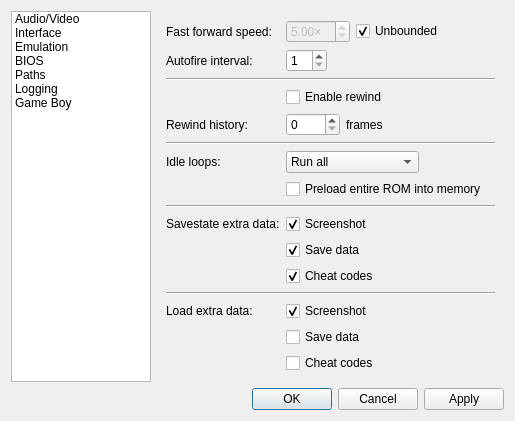
Before: the Qt Designer form Libretro/mgba/src/platform/qt/SettingsView.ui in kiddreads/Avalon-copy2, drawn with Qt 5.
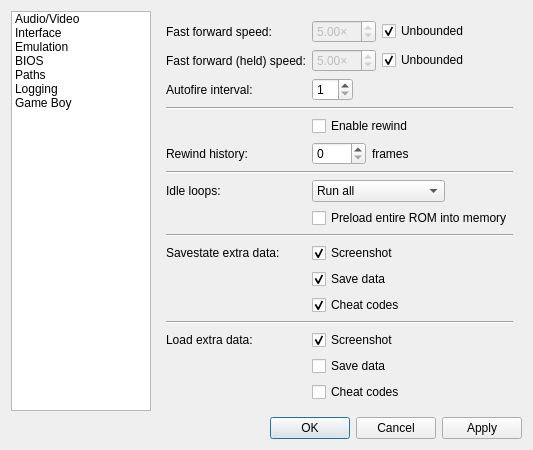
After: the same form once the commit is applied. The open tabs and pages were chosen to show the change.

Commit message: Tools: Allow for separate fast forward ratios for held/toggled speedup

The edit to the form file:
```diff
--- a/Libretro/mgba/src/platform/qt/SettingsView.ui
+++ b/Libretro/mgba/src/platform/qt/SettingsView.ui
@@ -658,13 +658,56 @@
         </layout>
        </item>
        <item row="1" column="0">
+        <widget class="QLabel" name="label_181">
+         <property name="text">
+          <string>Fast forward (held) speed:</string>
+         </property>
+        </widget>
+       </item>
+       <item row="1" column="1">
+        <layout class="QHBoxLayout" name="horizontalLayout_51">
+         <item>
+          <widget class="QDoubleSpinBox" name="fastForwardHeldRatio">
+           <property name="enabled">
+            <bool>false</bool>
+           </property>
+           <property name="suffix">
+            <string>×</string>
+           </property>
+           <property name="minimum">
+            <double>0.010000000000000</double>
+           </property>
+           <property name="maximum">
+            <double>20.000000000000000</double>
+           </property>
+           <property name="singleStep">
+            <double>0.500000000000000</double>
+           </property>
+           <property name="value">
+            <double>5.000000000000000</double>
+           </property>
+          </widget>
+         </item>
+         <item>
+          <widget class="QCheckBox" name="fastForwardHeldUnbounded">
+           <property name="text">
+            <string>Unbounded</string>
+           </property>
+           <property name="checked">
+            <bool>true</bool>
+           </property>
+          </widget>
+         </item>
+        </layout>
+       </item>
+       <item row="2" column="0">
         <widget class="QLabel" name="label_31">
          <property name="text">
           <string>Autofire interval:</string>
          </property>
         </widget>
        </item>
-       <item row="1" column="1">
+       <item row="2" column="1">
         <widget class="QSpinBox" name="autofireThreshold">
          <property name="minimum">
           <number>1</number>
@@ -674,28 +717,28 @@
          </property>
         </widget>
        </item>
-       <item row="2" column="0" colspan="2">
+       <item row="3" column="0" colspan="2">
         <widget class="Line" name="line">
          <property name="orientation">
           <enum>Qt::Horizontal</enum>
          </property>
         </widget>
        </item>
-       <item row="3" column="1">
+       <item row="4" column="1">
         <widget class="QCheckBox" name="rewind">
          <property name="text">
           <string>Enable rewind</string>
          </property>
         </widget>
        </item>
-       <item row="4" column="0">
+       <item row="5" column="0">
         <widget class="QLabel" name="label_8">
          <property name="text">
           <string>Rewind history:</string>
          </property>
         </widget>
        </item>
-       <item row="4" column="1">
+       <item row="5" column="1">
         <layout class="QHBoxLayout" name="horizontalLayout_13">
          <item>
           <widget class="QSpinBox" name="rewindCapacity">
@@ -713,21 +756,21 @@
          </item>
         </layout>
        </item>
-       <item row="5" column="0" colspan="2">
+       <item row="6" column="0" colspan="2">
         <widget class="Line" name="line_3">
          <property name="orientation">
           <enum>Qt::Horizontal</enum>
          </property>
         </widget>
        </item>
-       <item row="6" column="0">
+       <item row="7" column="0">
         <widget class="QLabel" name="label_15">
          <property name="text">
           <string>Idle loops:</string>
          </property>
         </widget>
        </item>
-       <item row="6" column="1">
+       <item row="7" column="1">
         <widget class="QComboBox" name="idleOptimization">
          <item>
           <property name="text">
@@ -746,28 +789,28 @@
          </item>
         </widget>
        </item>
-       <item row="7" column="1">
+       <item row="8" column="1">
         <widget class="QCheckBox" name="preload">
          <property name="text">
           <string>Preload entire ROM into memory</string>
          </property>
         </widget>
        </item>
-       <item row="8" column="0" colspan="2">
+       <item row="9" column="0" colspan="2">
         <widget class="Line" name="line_2">
          <property name="orientation">
           <enum>Qt::Horizontal</enum>
          </property>
         </widget>
        </item>
-       <item row="9" column="0">
+       <item row="10" column="0">
         <widget class="QLabel" name="label_24">
          <property name="text">
           <string>Savestate extra data:</string>
          </property>
         </widget>
        </item>
-       <item row="9" column="1">
+       <item row="10" column="1">
         <widget class="QCheckBox" name="saveStateScreenshot">
          <property name="text">
           <string>Screenshot</string>
@@ -777,7 +820,7 @@
          </property>
         </widget>
        </item>
-       <item row="10" column="1">
+       <item row="11" column="1">
         <widget class="QCheckBox" name="saveStateSave">
          <property name="text">
           <string>Save data</string>
@@ -787,7 +830,7 @@
          </property>
         </widget>
        </item>
-       <item row="11" column="1">
+       <item row="12" column="1">
         <widget class="QCheckBox" name="saveStateCheats">
          <property name="text">
           <string>Cheat codes</string>
@@ -797,21 +840,21 @@
          </property>
         </widget>
        </item>
-       <item row="12" column="0" colspan="2">
+       <item row="13" column="0" colspan="2">
         <widget class="Line" name="line_9">
          <property name="orientation">
           <enum>Qt::Horizontal</enum>
          </property>
         </widget>
        </item>
-       <item row="13" column="0">
+       <item row="14" column="0">
         <widget class="QLabel" name="label_25">
          <property name="text">
           <string>Load extra data:</string>
          </property>
         </widget>
        </item>
-       <item row="13" column="1">
+       <item row="14" column="1">
         <widget class="QCheckBox" name="loadStateScreenshot">
          <property name="text">
           <string>Screenshot</string>
@@ -821,14 +864,14 @@
          </property>
         </widget>
        </item>
-       <item row="14" column="1">
-        <widget class="QCheckBox" name="loadStateSave">
-         <property name="text">
-          <string>Save data</string>
-         </property>
-        </widget>
-       </item>
        <item row="15" column="1">
+        <widget class="QCheckBox" name="loadStateSave">
+         <property name="text">
+          <string>Save data</string>
+         </property>
+        </widget>
+       </item>
+       <item row="16" column="1">
         <widget class="QCheckBox" name="loadStateCheats">
          <property name="text">
           <string>Cheat codes</string>
```
Left out of the diff: 6 changed lines with no effect on the pictures. The commit also changes 3 other files.
